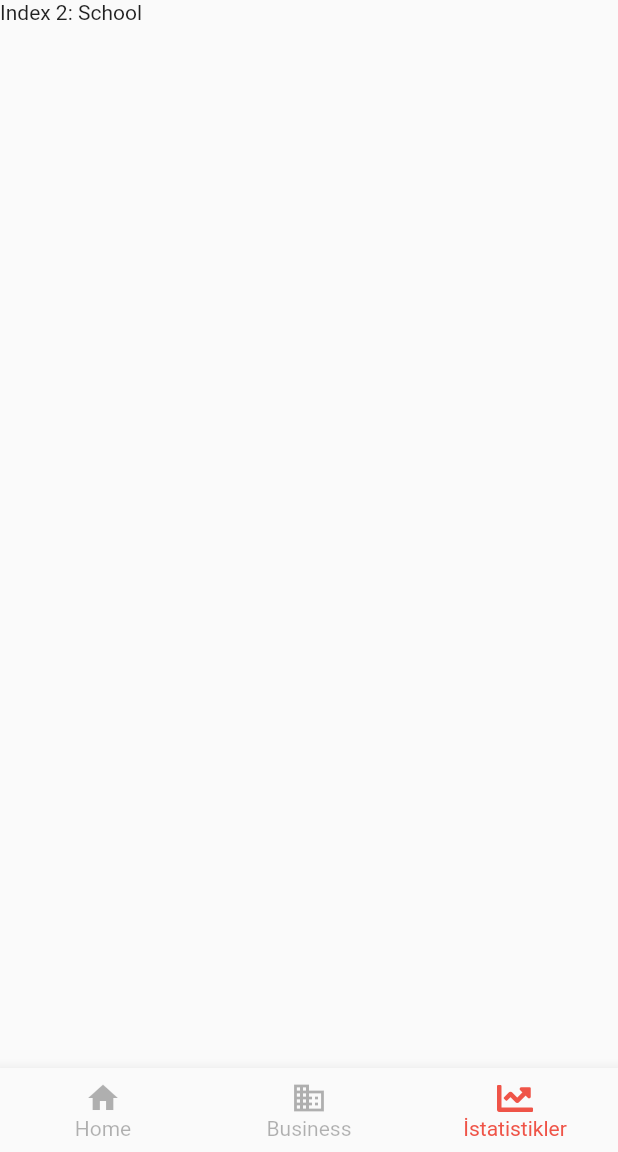
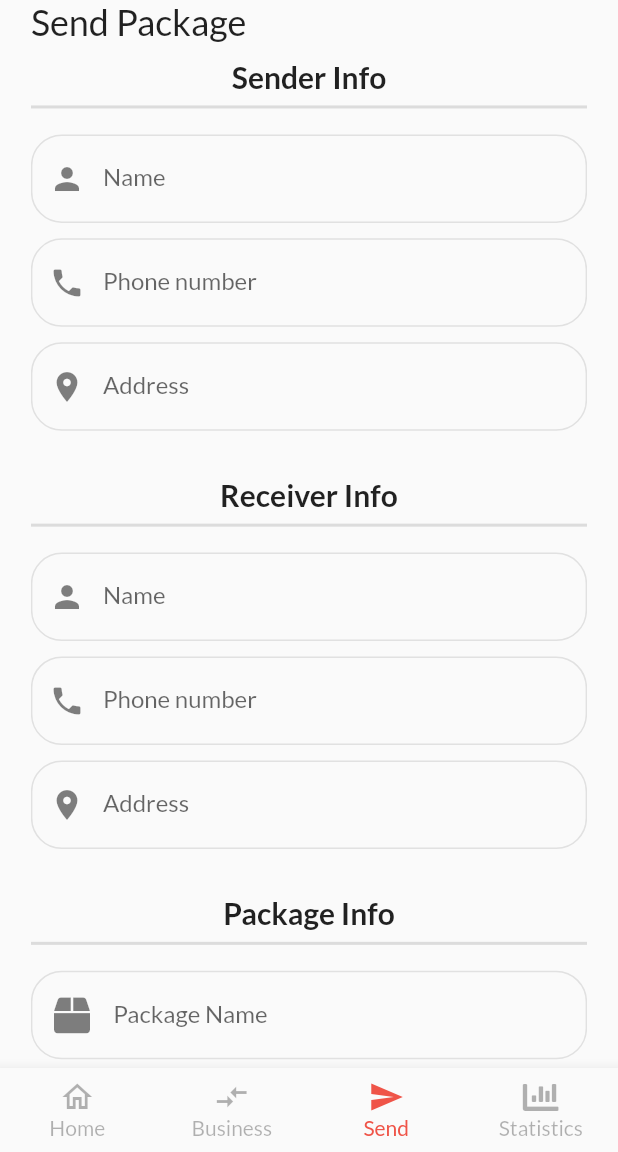
Before and after one commit to gurhankuras/delivery_app, a Flutter app: the screen it shows after launch, item 3 of the bottom bar chosen, on a phone screen of 412 x 824 dp, the part 84-1236 px from its top. Run offline on Flutter 3.47's test engine with Material 2 defaults, Android fonts, the phone set to English and light mode, and no system bars; our stand-ins replace dio, dotted_line, flutter_svg, font_awesome_flutter, google_fonts, mask_text_input_formatter and 1 more; missing offline and left inert: direct_select.

Commit message:
send_package_form_page added

```diff
--- /dev/null
+++ b/analysis_options.yaml
@@ -0,0 +1 @@
+include: package:pedantic/analysis_options.1.11.0.yaml
--- a/lib/main.dart
+++ b/lib/main.dart
@@ -40,6 +40,7 @@ class MyApp extends StatelessWidget {
           color: Colors.black.withOpacity(0.7),
         ),
       ),
+      textTheme: GoogleFonts.latoTextTheme(),
     );
   }
 }
--- a/lib/pages/main_page/main_page.dart
+++ b/lib/pages/main_page/main_page.dart
@@ -1,14 +1,11 @@
-import 'dart:io';
-
-import 'package:delivery_app/pages/home_page/home_page.dart';
-import 'package:delivery_app/pages/main_page/components/search_bar.dart';
-import 'package:delivery_app/pages/order_details_page/order_details_page.dart';
-import 'package:delivery_app/utils/size_config.dart';
 import 'package:flutter/material.dart';
-import 'package:dio/dio.dart';
 import 'package:flutter_svg/flutter_svg.dart';
 import 'package:font_awesome_flutter/font_awesome_flutter.dart';
 import 'package:google_fonts/google_fonts.dart';
+
+import '../../utils/size_config.dart';
+import '../home_page/home_page.dart';
+import '../send_package_form_page/send_package_form_page.dart';
 
 class MainPage extends StatefulWidget {
   @override
@@ -17,11 +14,12 @@ class MainPage extends StatefulWidget {
 
 class _MainPageState extends State<MainPage> {
   int _currentIndex = 0;
-  static List<Widget> _widgetOptions = <Widget>[
+  static final List<Widget> _widgetOptions = <Widget>[
     HomePage(),
     Center(
       child: Text('Yooo'),
     ),
+    SendPackageFormPage(),
     Text(
       'Index 2: School',
     ),
@@ -34,16 +32,20 @@ class _MainPageState extends State<MainPage> {
         bottomNavigationBar: BottomNavigationBar(
           items: <BottomNavigationBarItem>[
             BottomNavigationBarItem(
-              icon: Icon(Icons.home),
+              icon: Icon(Icons.home_outlined),
               label: 'Home',
             ),
             BottomNavigationBarItem(
-              icon: Icon(Icons.business),
+              icon: Icon(Icons.compare_arrows_outlined),
               label: 'Business',
             ),
             BottomNavigationBarItem(
-              icon: FaIcon(FontAwesomeIcons.chartLine),
-              label: 'İstatistikler',
+              icon: Icon(Icons.send),
+              label: 'Send',
+            ),
+            BottomNavigationBarItem(
+              icon: FaIcon(FontAwesomeIcons.solidChartBar),
+              label: 'Statistics',
             ),
           ],
           selectedFontSize: 14,
@@ -56,7 +58,12 @@ class _MainPageState extends State<MainPage> {
           },
           currentIndex: _currentIndex,
         ),
-        appBar: AppBar(
+        appBar: appBar(context),
+        body: _widgetOptions.elementAt(_currentIndex));
+  }
+
+  AppBar appBar(BuildContext context) {
+    return AppBar(
       title: Row(
         mainAxisAlignment: MainAxisAlignment.center,
         children: [
@@ -70,9 +77,9 @@ class _MainPageState extends State<MainPage> {
             width: 6,
           ),
           Text.rich(
-                TextSpan(text: "Deliver", children: [
+            TextSpan(text: 'Deliver', children: [
               TextSpan(
-                    text: "it.",
+                text: 'it.',
                 style: TextStyle(
                   fontWeight: FontWeight.bold,
                   color: Theme.of(context).colorScheme.primary,
@@ -86,7 +93,6 @@ class _MainPageState extends State<MainPage> {
           )
         ],
       ),
-        ),
-        body: _widgetOptions.elementAt(_currentIndex));
+    );
   }
 }
--- /dev/null
+++ b/lib/pages/send_package_form_page/send_package_form_page.dart
@@ -0,0 +1,370 @@
+import 'package:dio/dio.dart';
+import 'package:direct_select/direct_select.dart';
+import 'package:flutter/material.dart';
+import 'package:font_awesome_flutter/font_awesome_flutter.dart';
+import 'package:mask_text_input_formatter/mask_text_input_formatter.dart';
+
+import '../../services/order_service.dart';
+import '../../utils/size_config.dart';
+import '../send_package_confirmation_page/send_package_confirmation_page.dart';
+import 'components/my_selection.dart';
+
+class SendPackageFormPage extends StatefulWidget {
+  @override
+  _SendPackageFormPageState createState() => _SendPackageFormPageState();
+}
+
+class _SendPackageFormPageState extends State<SendPackageFormPage> {
+  late final OrderService orderService;
+  final _formKey = GlobalKey<FormState>();
+
+  @override
+  void initState() {
+    super.initState();
+    orderService = OrderService(dio: Dio());
+  }
+
+  Future<void> submitForm() async {
+    final currentState = _formKey.currentState;
+    if (currentState != null && currentState.validate()) {
+      currentState.save();
+      _formInfo['type'] = types[typeIndex!];
+      _formInfo['category'] = categories[categoryIndex!];
+      print(_formInfo);
+      final hasBeenSent = await orderService.submitOrder(_formInfo);
+      print(hasBeenSent);
+      Navigator.of(context).push(
+        MaterialPageRoute(
+          builder: (context) =>
+              SendPackageConfirmationPage(formData: _formInfo),
+        ),
+      );
+    }
+  }
+
+  final Map<String, dynamic> _formInfo = {
+    'senderName': '',
+    'senderPhone': '',
+    'senderAddress': '',
+    'receiverName': '',
+    'receiverPhone': '',
+    'receiverAddress': '',
+    'category': '',
+    'type': '',
+    'packageName': '',
+  };
+
+  int? categoryIndex = 0;
+  int? typeIndex = 0;
+
+  final categories = [
+    'Electronics',
+    'Food',
+    'Cosmetics',
+  ];
+
+  final types = [
+    'Document',
+    'Bundle',
+    'Package',
+  ];
+  List<MySelectionItem> _buildCategories() {
+    return categories.map((e) => MySelectionItem(title: e)).toList();
+  }
+
+  List<MySelectionItem> _buildTypes() {
+    return types.map((e) => MySelectionItem(title: e)).toList();
+  }
+
+  @override
+  Widget build(BuildContext context) {
+    return Form(
+      key: _formKey,
+      child: Padding(
+        padding: EdgeInsets.symmetric(horizontal: SizeConfig.defaultSize * 2),
+        child: SingleChildScrollView(
+          child: Column(
+            children: [
+              Row(
+                children: [
+                  Text(
+                    'Send Package',
+                    style: Theme.of(context).textTheme.headline5,
+                  ),
+                ],
+              ),
+              SizedBox(height: SizeConfig.defaultSize),
+              Text(
+                'Sender Info',
+                style: Theme.of(context)
+                    .textTheme
+                    .headline6
+                    ?.copyWith(fontWeight: FontWeight.w600),
+              ),
+              Divider(
+                thickness: 2,
+              ),
+              SizedBox(height: SizeConfig.defaultSize),
+              buildNameField(isSender: true),
+              SizedBox(height: SizeConfig.defaultSize),
+              buildPhoneField(isSender: true),
+              SizedBox(height: SizeConfig.defaultSize),
+              buildAddressField(isSender: true),
+              SizedBox(height: SizeConfig.defaultSize * 3),
+              Text(
+                'Receiver Info',
+                style: Theme.of(context)
+                    .textTheme
+                    .headline6
+                    ?.copyWith(fontWeight: FontWeight.w600),
+              ),
+              Divider(
+                thickness: 2,
+              ),
+              SizedBox(height: SizeConfig.defaultSize),
+              buildNameField(isSender: false),
+              SizedBox(height: SizeConfig.defaultSize),
+              buildPhoneField(isSender: false),
+              SizedBox(height: SizeConfig.defaultSize),
+              buildAddressField(isSender: false),
+              SizedBox(height: SizeConfig.defaultSize * 3),
+              Text(
+                'Package Info',
+                style: Theme.of(context)
+                    .textTheme
+                    .headline6
+                    ?.copyWith(fontWeight: FontWeight.w600),
+              ),
+              Divider(
+                thickness: 2,
+              ),
+              SizedBox(height: SizeConfig.defaultSize),
+              buildPackageNameField(),
+              SizedBox(height: SizeConfig.defaultSize),
+              buildPackageCategorySelect(),
+              SizedBox(height: SizeConfig.defaultSize),
+              buildPackageTypeSelect(),
+              SizedBox(height: SizeConfig.defaultSize),
+              SizedBox(
+                width: double.infinity,
+                child: ElevatedButton(
+                    onPressed: submitForm,
+                    child: Padding(
+                      padding: EdgeInsets.symmetric(
+                          vertical: SizeConfig.defaultSize),
+                      child: Text(
+                        'Continue',
+                        style: Theme.of(context).textTheme.headline6?.copyWith(
+                              letterSpacing: 1,
+                              color: Colors.white,
+                              fontWeight: FontWeight.w500,
+                            ),
+                      ),
+                    )),
+              ),
+              SizedBox(height: SizeConfig.defaultSize),
+            ],
+          ),
+        ),
+      ),
+    );
+  }
+
+  TextFormField buildNameField({required bool isSender}) {
+    return TextFormField(
+      onSaved: (newValue) {
+        if (isSender) {
+          _formInfo['senderName'] = newValue;
+        } else {
+          _formInfo['receiverName'] = newValue;
+        }
+      },
+      validator: (value) {
+        if (value != null && value.trim() == '') {
+          return 'This field cannot be empty';
+        }
+        return null;
+      },
+      textInputAction: TextInputAction.next,
+      textCapitalization: TextCapitalization.words,
+      keyboardType: TextInputType.name,
+      decoration:
+          getTextInputDecoration(iconData: Icons.person, labelText: 'Name'),
+    );
+  }
+
+  TextFormField buildPhoneField({required bool isSender}) {
+    return TextFormField(
+      onSaved: (newValue) {
+        if (isSender) {
+          _formInfo['senderPhone'] = newValue;
+        } else {
+          _formInfo['receiverPhone'] = newValue;
+        }
+      },
+      validator: (value) {
+        if (value != null && value.trim() == '') {
+          return 'This field cannot be empty';
+        }
+        return null;
+      },
+      textInputAction: TextInputAction.next,
+      textCapitalization: TextCapitalization.words,
+      keyboardType: TextInputType.phone,
+      inputFormatters: [
+        MaskTextInputFormatter(
+            mask: '+90 (###) ### ## ##', filter: {'#': RegExp(r'[0-9]')})
+      ],
+      decoration: getTextInputDecoration(
+        labelText: 'Phone number',
+        iconData: Icons.phone,
+      ),
+    );
+  }
+
+  TextFormField buildAddressField({required bool isSender}) {
+    return TextFormField(
+      onSaved: (newValue) {
+        if (isSender) {
+          _formInfo['senderAddress'] = newValue;
+        } else {
+          _formInfo['receiverAddress'] = newValue;
+        }
+      },
+      validator: (value) {
+        if (value != null && value.trim() == '') {
+          return 'This field cannot be empty';
+        }
+        return null;
+      },
+      textInputAction: TextInputAction.next,
+      textCapitalization: TextCapitalization.words,
+      keyboardType: TextInputType.streetAddress,
+      decoration: getTextInputDecoration(
+        labelText: 'Address',
+        iconData: Icons.location_on,
+      ),
+    );
+  }
+
+  InputDecoration getTextInputDecoration({
+    String? labelText,
+    required IconData iconData,
+    bool isFontAwesome = false,
+  }) {
+    return InputDecoration(
+      labelText: labelText,
+      hintText: '',
+      hintStyle: TextStyle(
+          fontWeight: FontWeight.w500, color: Colors.black.withOpacity(0.5)),
+      prefixIcon: isFontAwesome
+          ? Padding(
+              padding: EdgeInsets.all(SizeConfig.defaultSize * 1.5),
+              child: FaIcon(
+                iconData,
+                color: Colors.black.withOpacity(0.5),
+              ),
+            )
+          : Icon(
+              iconData,
+              color: Colors.black.withOpacity(0.5),
+            ),
+      border: OutlineInputBorder(
+        borderRadius: BorderRadius.circular(
+          SizeConfig.defaultSize * 2,
+        ),
+      ),
+      enabledBorder: OutlineInputBorder(
+        borderRadius: BorderRadius.circular(
+          SizeConfig.defaultSize * 2,
+        ),
+        borderSide: BorderSide(color: Colors.black.withOpacity(0.1)),
+      ),
+      focusedBorder: OutlineInputBorder(
+        borderRadius: BorderRadius.circular(
+          SizeConfig.defaultSize * 2,
+        ),
+        borderSide: BorderSide(color: Colors.black.withOpacity(0.1)),
+      ),
+    );
+  }
+
+  TextFormField buildPackageNameField() {
+    return TextFormField(
+        validator: (value) {
+          if (value != null && value.trim() == '') {
+            return 'This field cannot be empty';
+          }
+          return null;
+        },
+        onSaved: (newValue) => _formInfo['packageName'] = newValue,
+        textInputAction: TextInputAction.next,
+        textCapitalization: TextCapitalization.words,
+        keyboardType: TextInputType.name,
+        decoration: getTextInputDecoration(
+          iconData: FontAwesomeIcons.box,
+          isFontAwesome: true,
+          labelText: 'Package Name',
+        ));
+  }
+
+  Column buildPackageCategorySelect() {
+    return Column(
+      crossAxisAlignment: CrossAxisAlignment.start,
+      children: [
+        Text(
+          'Package Category',
+          style: TextStyle(
+              color: Colors.black.withOpacity(0.7),
+              fontWeight: FontWeight.w500),
+        ),
+        DirectSelect(
+            itemExtent: 75.0,
+            selectedIndex: categoryIndex ?? 0,
+            onSelectedItemChanged: (index) {
+              setState(
+                () {
+                  categoryIndex = index;
+                },
+              );
+            },
+            mode: DirectSelectMode.tap,
+            items: _buildCategories(),
+            child: MySelectionItem(
+              isForList: false,
+              title: categories[categoryIndex ?? 0],
+            )),
+      ],
+    );
+  }
+
+  Widget buildPackageTypeSelect() {
+    return Column(
+      crossAxisAlignment: CrossAxisAlignment.start,
+      children: [
+        Text(
+          'Package Type',
+          style: TextStyle(
+              color: Colors.black.withOpacity(0.7),
+              fontWeight: FontWeight.w500),
+        ),
+        DirectSelect(
+            itemExtent: 75.0,
+            selectedIndex: typeIndex ?? 0,
+            onSelectedItemChanged: (index) {
+              setState(
+                () {
+                  typeIndex = index;
+                },
+              );
+            },
+            mode: DirectSelectMode.tap,
+            items: _buildTypes(),
+            child: MySelectionItem(
+              isForList: false,
+              title: types[typeIndex ?? 0],
+            )),
+      ],
+    );
+  }
+}
--- /dev/null
+++ b/lib/services/order_service.dart
@@ -0,0 +1,19 @@
+import 'dart:io';
+
+import 'package:dio/dio.dart';
+
+class OrderService {
+  final Dio dio;
+
+  OrderService({
+    required this.dio,
+  });
+  Future<bool> submitOrder(Map<String, dynamic> formData) async {
+    final baseUrl = 'http://10.0.2.2:5000';
+    final response = await dio.post('$baseUrl/new-order', data: formData);
+    if (response.statusCode == HttpStatus.ok) {
+      return true;
+    }
+    return false;
+  }
+}
--- a/pubspec.yaml
+++ b/pubspec.yaml
@@ -25,11 +25,16 @@ dependencies:
     sdk: flutter
   cupertino_icons: ^1.0.2
   dio: ^4.0.0
+  direct_select: ^2.0.0
+  direct_select_flutter: ^1.1.1
   dotted_line: ^3.0.0
   flutter_svg: ^0.22.0
   font_awesome_flutter: ^9.0.0
   google_fonts: ^2.1.0
   intl: ^0.17.0
+  mask_text_input_formatter: ^2.0.0-nullsafety.2
+  pedantic: ^1.11.0
+  string_validator: ^0.3.0
 
 dev_dependencies:
   flutter_test:
```
Also changed, not shown: lib/components/sender_receiver_section.dart (renamed from lib/pages/order_details_page/components/sender_receiver_section.dart, +12 -6 lines), lib/components/sender_reciepient_tile.dart (added, +66 -0 lines), lib/dao/order.dart (+15 -13 lines), lib/pages/home_page/home_page.dart (+28 -13 lines), lib/pages/main_page/components/search_bar.dart (+5 -5 lines), lib/pages/order_details_page/components/sender_reciepient_tile.dart (deleted, +0 -47 lines), lib/pages/order_details_page/order_details_page_body.dart (+7 -7 lines), lib/pages/send_package_confirmation_page/send_package_confirmation_page.dart (added, +14 -0 lines), lib/pages/send_package_form_page/components/my_selection.dart (added, +58 -0 lines), pubspec.lock. Lines whose indentation alone changed are shown as unchanged.
